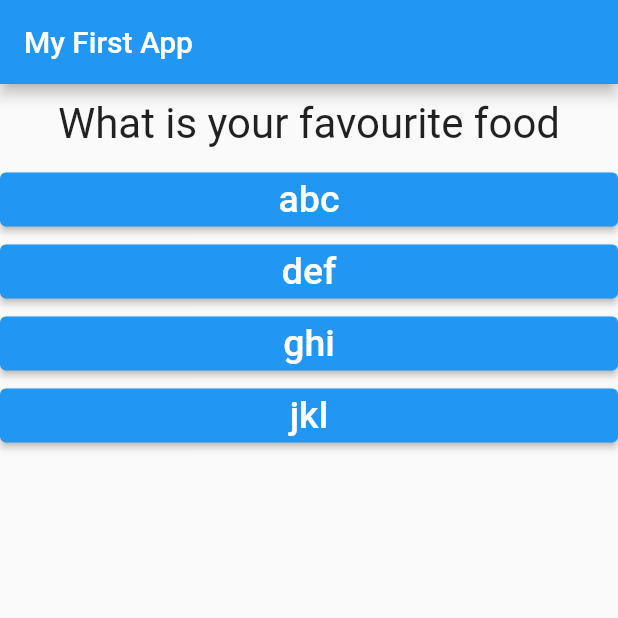
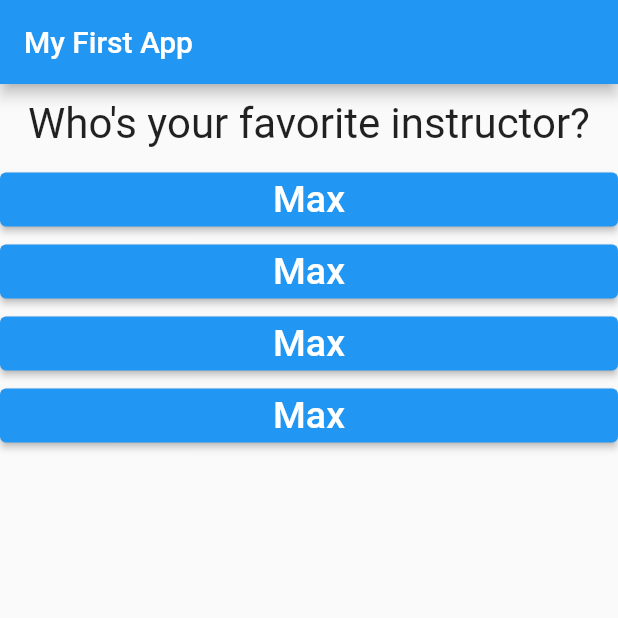
Before and after one commit to punyakrit/flutter_guide, a Flutter app: the screen it shows after launch, after a tap on "Black", after a tap on "Snake", on a phone screen of 412 x 824 dp, the top half of it. Run offline on Flutter 3.47's test engine with Material 2 defaults, Android fonts, the phone set to English and light mode, and no system bars.

Commit message:
quiz app

```diff
--- a/lib/answer.dart
+++ b/lib/answer.dart
@@ -1,7 +1,7 @@
 import 'package:flutter/material.dart';
 
 class Answer extends StatelessWidget {
-  final VoidCallback selectHandler;
+  final Function selectHandler;
   final String answerText;
 
   Answer(this.selectHandler, this.answerText);
--- a/lib/main.dart
+++ b/lib/main.dart
@@ -1,66 +1,98 @@
-// ignore_for_file: prefer_const_constructors
+import 'package:flutter/material.dart';
 
-import 'package:flutter/material.dart';
-import 'package:flutter_guide/question.dart';
-import './answer.dart';
+import './quiz.dart';
+import './result.dart';
+// void main() {
+//   runApp(MyApp());
+// }
 
-void main() {
-  runApp(MyApp());
-}
+void main() => runApp(MyApp());
 
 class MyApp extends StatefulWidget {
   @override
   State<StatefulWidget> createState() {
+    // TODO: implement createState
     return _MyAppState();
   }
 }
 
 class _MyAppState extends State<MyApp> {
-  final questions = const [
+  final _questions = const [
     {
-      'questionText': 'what is your favourite color?',
-      'answers': ['Black', 'Red', 'White', 'Green'],
+      'questionText': 'What\'s your favorite color?',
+      'answers': [
+        {'text': 'Black', 'score': 10},
+        {'text': 'Red', 'score': 5},
+        {'text': 'Green', 'score': 3},
+        {'text': 'White', 'score': 1},
+      ],
     },
     {
-      'questionText': 'What is your favourite animal',
-      'answers': ['Rabbit', 'Snake', 'Elephant', 'Lion'],
+      'questionText': 'What\'s your favorite animal?',
+      'answers': [
+        {'text': 'Rabbit', 'score': 3},
+        {'text': 'Snake', 'score': 11},
+        {'text': 'Elephant', 'score': 5},
+        {'text': 'Lion', 'score': 9},
+      ],
     },
     {
-      'questionText': 'What is your favourite food',
-      'answers': ['abc', 'def', 'ghi', 'jkl'],
+      'questionText': 'Who\'s your favorite instructor?',
+      'answers': [
+        {'text': 'Max', 'score': 1},
+        {'text': 'Max', 'score': 1},
+        {'text': 'Max', 'score': 1},
+        {'text': 'Max', 'score': 1},
+      ],
     },
   ];
   var _questionIndex = 0;
+  var _totalScore = 0;
 
-  void _answerQuestion() {
-    if (_questionIndex < questions.length) {
-      print("We have more questions");
-    }
+  void _resetQuiz() {
+    setState(() {
+      _questionIndex = 0;
+      _totalScore = 0;
+    });
+  }
+
+  void _answerQuestion(int score) {
+    // var aBool = true;
+    // aBool = false;
+
+    _totalScore += score;
 
     setState(() {
       _questionIndex = _questionIndex + 1;
     });
     print(_questionIndex);
+    if (_questionIndex < _questions.length) {
+      print('We have more questions!');
+    } else {
+      print('No more questions!');
+    }
   }
 
   @override
   Widget build(BuildContext context) {
+    // var dummy = const ['Hello'];
+    // dummy.add('Max');
+    // print(dummy);
+    // dummy = [];
+    // questions = []; // does not work if questions is a const
+
     return MaterialApp(
       home: Scaffold(
         appBar: AppBar(
           title: Text('My First App'),
         ),
-        body: Column(
-          children: [
-            Question(
-              questions[_questionIndex]['questionText'] as String,
-            ),
-            ...(questions[_questionIndex]['answers'] as List<String>)
-                .map((answer) {
-              return Answer(_answerQuestion, answer);
-            }).toList()
-          ],
-        ),
+        body: _questionIndex < _questions.length
+            ? Quiz(
+                answerQuestion: _answerQuestion,
+                questionIndex: _questionIndex,
+                questions: _questions,
+              )
+            : Result(_totalScore, _resetQuiz),
       ),
     );
   }
--- /dev/null
+++ b/lib/quiz.dart
@@ -0,0 +1,30 @@
+import 'package:flutter/material.dart';
+
+import './question.dart';
+import './answer.dart';
+
+class Quiz extends StatelessWidget {
+  final List<Map<String, Object>> questions;
+  final int questionIndex;
+  final Function answerQuestion;
+
+  Quiz({
+    @required this.questions,
+    @required this.answerQuestion,
+    @required this.questionIndex,
+  });
+
+  @override
+  Widget build(BuildContext context) {
+    return Column(
+      children: [
+        Question(
+          questions[questionIndex]['questionText'],
+        ),
+        ...(questions[questionIndex]['answers'] as List<Map<String, Object>>).map((answer) {
+          return Answer(() => answerQuestion(answer['score']), answer['text']);
+        }).toList()
+      ],
+    );
+  }
+}
--- a/pubspec.yaml
+++ b/pubspec.yaml
@@ -20,7 +20,7 @@ publish_to: 'none' # Remove this line if you wish to publish to pub.dev
 version: 1.0.0+1
 
 environment:
-  sdk: '>=2.18.6 <3.0.0'
+  sdk: '>=2.11.0 <3.0.0'
 
 # Dependencies specify other packages that your package needs in order to work.
 # To automatically upgrade your package dependencies to the latest versions
```
Also changed, not shown: lib/result.dart (added, +44 -0 lines), pubspec.lock.
